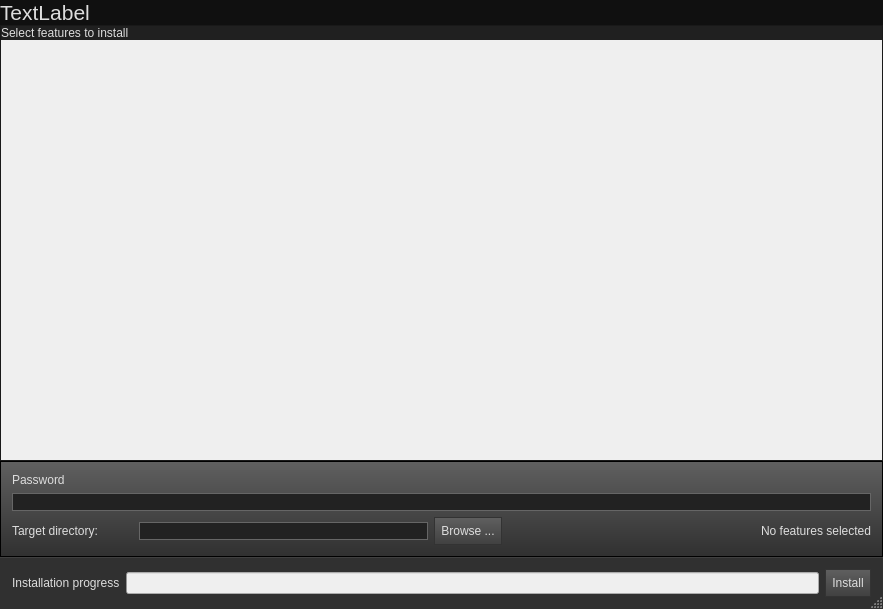
Anteru/kyla, file src/ui/ui/SetupDialog.ui: the form before one commit.
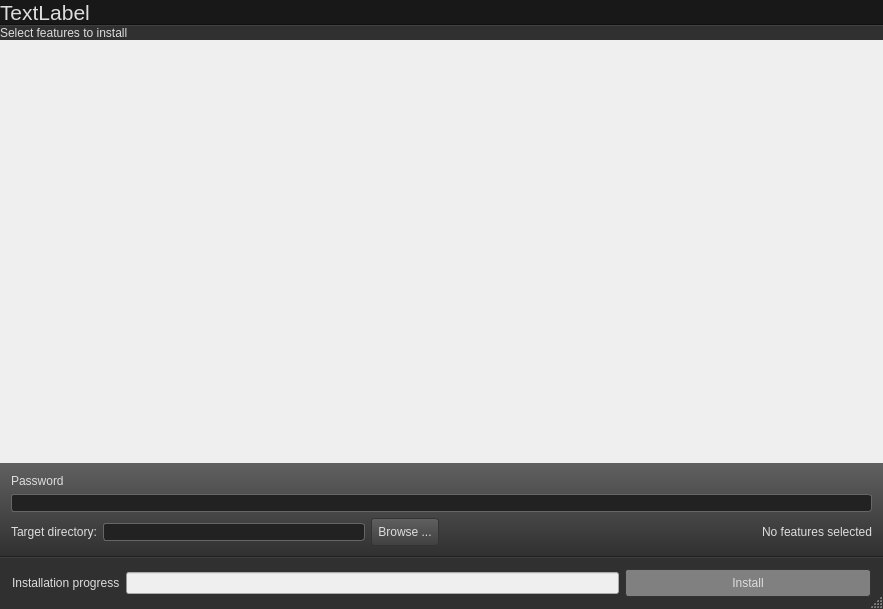
The form after the commit.

```diff
--- a/src/ui/ui/SetupDialog.ui
+++ b/src/ui/ui/SetupDialog.ui
@@ -14,7 +14,7 @@
    <string>Setup</string>
   </property>
   <property name="styleSheet">
-   <string notr="true">QDialog
+   <string notr="true">QDialog, QMainWindow
 {
 	background-color: rgb(96,96,96);
 }
@@ -24,14 +24,20 @@
 	color: #DDD;
 }
 
-QLabel#applicationName
-{
-    background-color: rgb(16,16,16);
+QFrame#headerFrame {
+    border-bottom: 1 solid rgb(16,16,16);
+    background-color: rgb(24,24,24);
 }
 
 QFrame#installFeaturesFrame
 {
-    background-color: rgb(32,32,32);
+    background-color: rgb(48,48,48);
+    border-top: 1 solid rgb(64,64,64);
+}
+
+QPushButton, QLineEdit
+{
+    border-radius: 3;
 }
 
 QLineEdit 
@@ -72,6 +78,33 @@
   <property name="sizeGripEnabled">
    <bool>true</bool>
   </property>
+  <layout class="QVBoxLayout" name="verticalLayout_5">
+   <property name="spacing">
+    <number>0</number>
+   </property>
+   <property name="leftMargin">
+    <number>0</number>
+   </property>
+   <property name="topMargin">
+    <number>0</number>
+   </property>
+   <property name="rightMargin">
+    <number>0</number>
+   </property>
+   <property name="bottomMargin">
+    <number>0</number>
+   </property>
+   <item>
+    <widget class="QFrame" name="headerFrame">
+     <property name="frameShape">
+      <enum>QFrame::NoFrame</enum>
+     </property>
+     <property name="frameShadow">
+      <enum>QFrame::Plain</enum>
+     </property>
+     <property name="lineWidth">
+      <number>0</number>
+     </property>
   <layout class="QVBoxLayout" name="verticalLayout_4">
    <property name="spacing">
     <number>0</number>
@@ -103,13 +136,19 @@
      </property>
     </widget>
    </item>
+     </layout>
+    </widget>
+   </item>
    <item>
     <widget class="QFrame" name="installFeaturesFrame">
      <property name="frameShape">
-      <enum>QFrame::StyledPanel</enum>
+      <enum>QFrame::NoFrame</enum>
      </property>
      <property name="frameShadow">
-      <enum>QFrame::Raised</enum>
+      <enum>QFrame::Plain</enum>
+     </property>
+     <property name="lineWidth">
+      <number>0</number>
      </property>
      <layout class="QVBoxLayout" name="verticalLayout">
       <property name="spacing">
@@ -160,6 +199,9 @@
         <property name="frameShape">
          <enum>QFrame::NoFrame</enum>
         </property>
+        <property name="frameShadow">
+         <enum>QFrame::Plain</enum>
+        </property>
         <property name="lineWidth">
          <number>0</number>
         </property>
@@ -196,10 +238,13 @@
       <string notr="true"/>
      </property>
      <property name="frameShape">
-      <enum>QFrame::StyledPanel</enum>
+      <enum>QFrame::NoFrame</enum>
      </property>
      <property name="frameShadow">
-      <enum>QFrame::Raised</enum>
+      <enum>QFrame::Plain</enum>
+     </property>
+     <property name="lineWidth">
+      <number>0</number>
      </property>
      <layout class="QVBoxLayout" name="verticalLayout_3">
       <item>
@@ -223,7 +268,9 @@
          </layout>
         </item>
         <item>
-         <layout class="QHBoxLayout" name="horizontalLayout_3" stretch="1,3,3">
+         <layout class="QHBoxLayout" name="horizontalLayout_3" stretch="3,3">
+          <item>
+           <layout class="QHBoxLayout" name="horizontalLayout">
           <item>
            <widget class="QLabel" name="targetDirectoryLabel">
             <property name="text">
@@ -232,8 +279,6 @@
            </widget>
           </item>
           <item>
-           <layout class="QHBoxLayout" name="horizontalLayout">
-            <item>
              <widget class="QLineEdit" name="targetDirectoryEdit"/>
             </item>
             <item>
@@ -268,9 +313,12 @@
       <enum>QFrame::StyledPanel</enum>
      </property>
      <property name="frameShadow">
-      <enum>QFrame::Raised</enum>
+      <enum>QFrame::Plain</enum>
      </property>
-     <layout class="QHBoxLayout" name="horizontalLayout_2">
+     <property name="lineWidth">
+      <number>0</number>
+     </property>
+     <layout class="QHBoxLayout" name="horizontalLayout_2" stretch="0,2,1">
       <item>
        <widget class="QLabel" name="installationProgressLabel">
         <property name="text">
@@ -293,6 +341,9 @@
       </item>
       <item>
        <widget class="QPushButton" name="startInstallationButton">
+        <property name="enabled">
+         <bool>false</bool>
+        </property>
         <property name="sizePolicy">
          <sizepolicy hsizetype="Minimum" vsizetype="Minimum">
           <horstretch>0</horstretch>
```
Left out of the diff: 15 changed lines with no effect on the pictures. Lines whose indentation alone changed are shown as unchanged.
